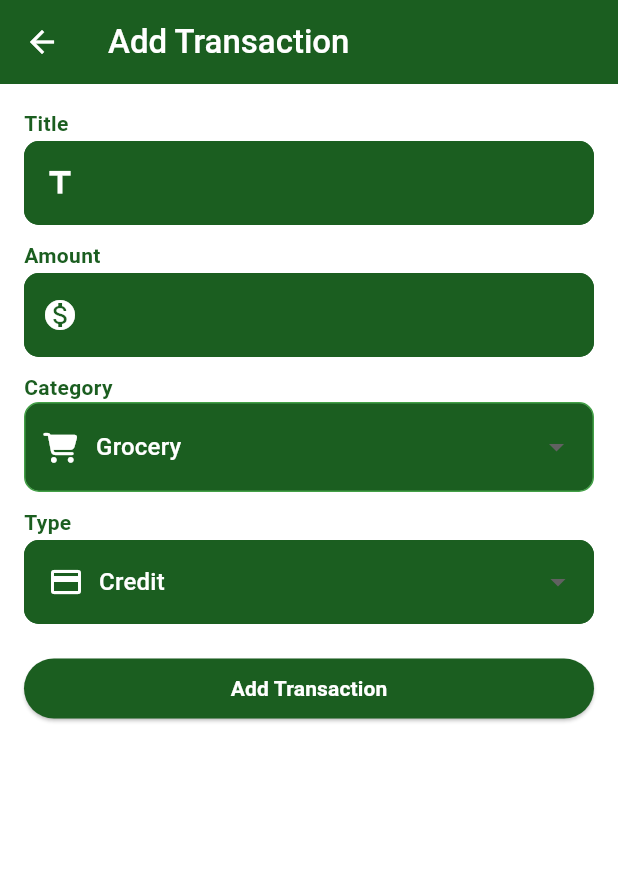
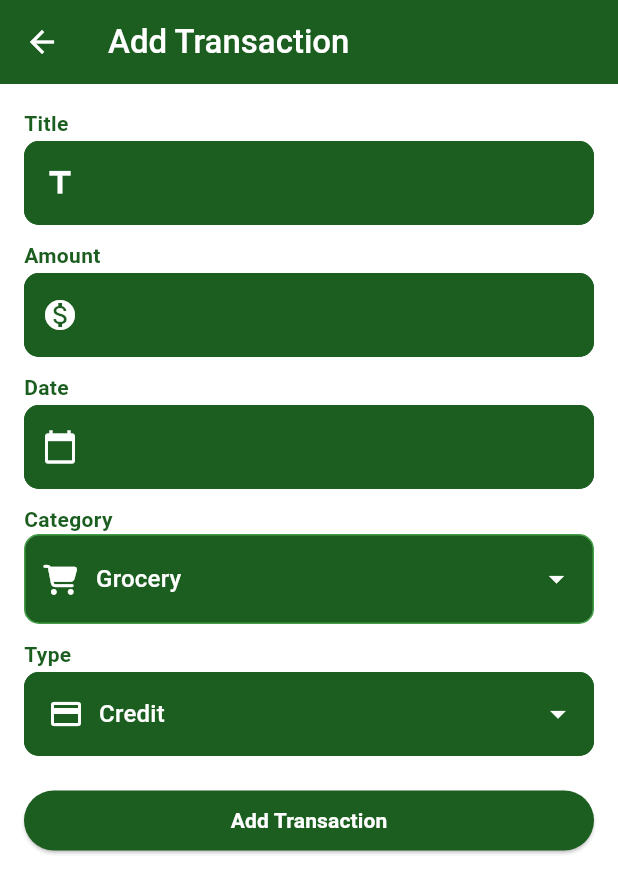
Before and after one commit to georgius34/pocket-planner, a Flutter app: the screen it shows after launch, after a tap on the "add" icon, on a phone screen of 412 x 824 dp. Shown: the top 893 px of the screen. Run offline on Flutter 3.47's test engine with Material 3 defaults, Android fonts, the phone set to English and light mode, and no system bars; our stand-ins replace cloud_firestore, firebase_auth, firebase_core, fl_chart, font_awesome_flutter, shared_preferences; accounts and stored records are empty.

Commit message:
Update transaction dan fix bug color dropDown

```diff
--- a/lib/utils/category_dropdown.dart
+++ b/lib/utils/category_dropdown.dart
@@ -24,6 +24,7 @@ class CategoryDropDown extends StatelessWidget {
           isExpanded: true,
           hint: Text("Select Category"),
           dropdownColor: Colors.green.shade900, // Set the background color of the dropdown items
+                    iconEnabledColor: Colors.white, // Change arrow color to white
           items: appIcons.homeExpenseCategories.map((e) =>
             DropdownMenuItem<String>(
               value: e['name'],
--- a/lib/utils/global_input.dart
+++ b/lib/utils/global_input.dart
@@ -107,6 +107,7 @@
             ],
             onChanged: onChanged,
             dropdownColor: Colors.green.shade900,
+            iconEnabledColor: Colors.white, // Change arrow color to white
             decoration: InputDecoration(
               fillColor: Colors.green.shade900,
               filled: true,
@@ -168,6 +169,7 @@ Widget buildDropDownPlanTypeRow({
           ],
           dropdownColor: Colors.green.shade900,
           icon: Icon(Icons.arrow_drop_down, color: Colors.white), // Add icon for dropdown
+          iconEnabledColor: Colors.white, // Change arrow color to white
           decoration: InputDecoration(
             fillColor: Colors.green.shade900,
             filled: true,
@@ -242,6 +244,7 @@ class PeriodInputRow extends StatelessWidget {
         DropdownButtonFormField<int>(
           value: value,
           icon: null,
+                    iconEnabledColor: Colors.white, // Change arrow color to white
           decoration: InputDecoration(
             fillColor: Colors.green.shade900,
             filled: true,
@@ -275,3 +278,43 @@ class PeriodInputRow extends StatelessWidget {
     );
   }
 }
+// Add this new method for date input row
+Widget buildDateInputRow({
+  required String label,
+  required IconData icon,
+  required TextEditingController controller,
+  required VoidCallback onTap,
+  required String? Function(String?)? validator,
+}) {
+  return Column(
+    crossAxisAlignment: CrossAxisAlignment.start,
+    children: [
+      Text(
+        label,
+        style: TextStyle(color: Colors.green.shade900, fontWeight: FontWeight.w600, wordSpacing: 1.5),
+      ),
+      SizedBox(height: 2),
+      TextFormField(
+        controller: controller,
+        autovalidateMode: AutovalidateMode.onUserInteraction,
+        validator: validator,
+        readOnly: true, // Make the field read-only
+        onTap: onTap, // Call the date picker on tap
+        style: TextStyle(color: Colors.white, fontWeight: FontWeight.w600, wordSpacing: 1.5),
+        decoration: InputDecoration(
+          fillColor: Colors.green.shade900,
+          filled: true,
+          prefixIcon: Icon(icon, color: Colors.white),
+          enabledBorder: OutlineInputBorder(
+            borderSide: BorderSide(color: Colors.green.shade900),
+            borderRadius: BorderRadius.circular(10.0),
+          ),
+          focusedBorder: OutlineInputBorder(
+            borderSide: BorderSide(color: Colors.green.shade900),
+            borderRadius: BorderRadius.circular(10.0),
+          ),
+        ),
+      ),
+    ],
+  );
+}
--- a/lib/widgets/transaction/add_transaction.dart
+++ b/lib/widgets/transaction/add_transaction.dart
@@ -23,6 +23,8 @@ class _AddTransactionFormState extends State<AddTransactionForm> {
   var appValidator = AppValidator();
   var amountController = TextEditingController();
   var titleController = TextEditingController();
+  var dateController = TextEditingController(); // Add this line
+  DateTime? selectedDate; // Add this line
   var uid = Uuid();
 
   @override
@@ -36,6 +38,7 @@ class _AddTransactionFormState extends State<AddTransactionForm> {
     amountController.removeListener(_formatAmount);
     amountController.dispose();
     titleController.dispose();
+      dateController.dispose(); // Add this line
     super.dispose();
   }
 
@@ -53,6 +56,24 @@ class _AddTransactionFormState extends State<AddTransactionForm> {
       text: formatted,
       selection: TextSelection.collapsed(offset: formatted.length),
     );
+  }
+
+   // Add this method to show the date picker
+  void _pickDate(BuildContext context) async {
+    final initialDate = DateTime.now();
+    final pickedDate = await showDatePicker(
+      context: context,
+      initialDate: selectedDate ?? initialDate,
+      firstDate: DateTime(DateTime.now().year - 1),
+      lastDate: DateTime(DateTime.now().year + 1),
+    );
+
+    if (pickedDate != null) {
+      setState(() {
+        selectedDate = pickedDate;
+        dateController.text = getDateFormatter().format(selectedDate!); // Update this line
+      });
+    }
   }
 
   Future<void> _submitForm(String userId) async {
@@ -96,7 +117,7 @@ class _AddTransactionFormState extends State<AddTransactionForm> {
           "amount": amount,
           "category": category,
           "type": type,
-          "dateTime": millisecondsSinceEpoch,
+          "dateTime": selectedDate?.millisecondsSinceEpoch ?? millisecondsSinceEpoch, // Update this line
           "createdAt": millisecondsSinceEpoch,
           "updatedAt": millisecondsSinceEpoch,
           "totalCredit": totalCredit,
@@ -108,6 +129,7 @@ class _AddTransactionFormState extends State<AddTransactionForm> {
 
         amountController.clear();
         titleController.clear();
+        dateController.clear(); // Add this line
 
         setState(() {
           isLoader = false;
@@ -156,6 +178,15 @@ class _AddTransactionFormState extends State<AddTransactionForm> {
                 isAmount: true,
               ),
               SizedBox(height: 10),
+              // Add the date picker input row here
+              buildDateInputRow(
+                label: 'Date',
+                icon: Icons.calendar_today,
+                controller: dateController,
+                onTap: () => _pickDate(context),
+                validator: appValidator.isEmptyCheck,
+              ),
+              SizedBox(height: 10),
                buildCategoryDropDownInput(
                 label: 'Category',
                 icon: Icons.category,
```
